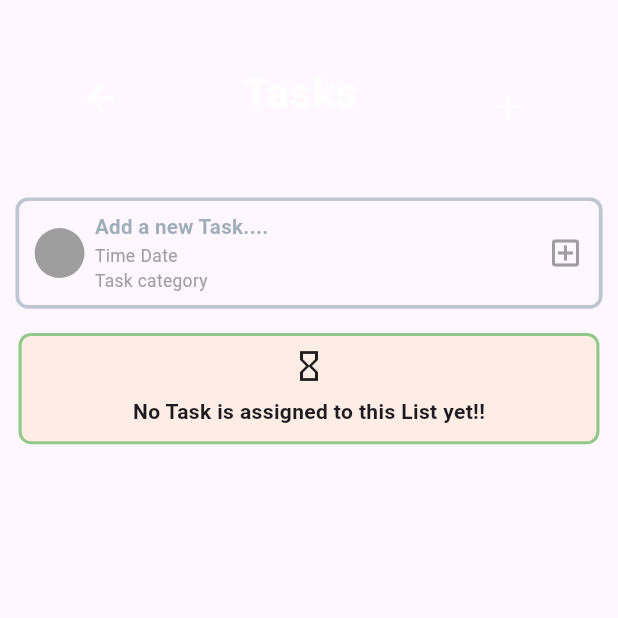
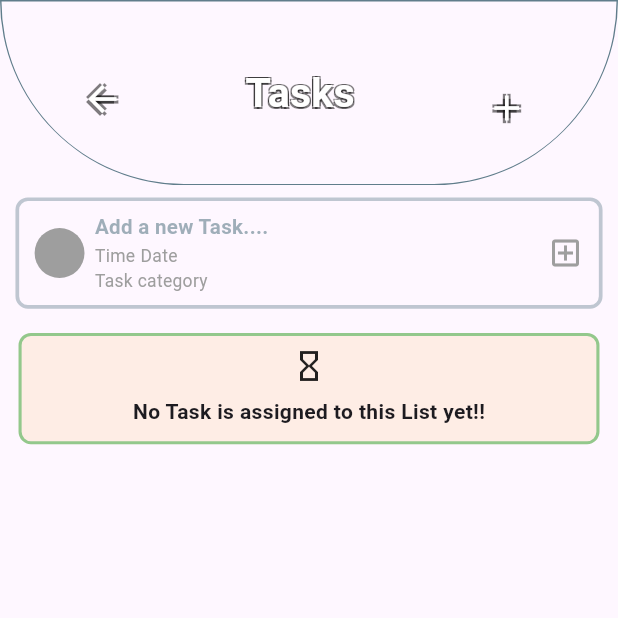
Before and after one commit to RizoanHossainRishad/TaskPlanner-flutter, a Flutter app: the task_screen screen opened directly with empty values, on a phone screen of 412 x 824 dp, the top half of it. Run offline on Flutter 3.47's test engine with Material 3 defaults, Android fonts, the phone set to English and light mode, and no system bars; our stand-ins replace dotted_border, flutter_colorpicker, sqflite; accounts and stored records are empty.

Commit message:
Task UI finalization

```diff
--- a/lib/screens/task_screen.dart
+++ b/lib/screens/task_screen.dart
@@ -197,6 +197,9 @@ class _task_screenState extends State<task_screen> {
       flexibleSpace: FlexibleSpaceBar(
         background: Container(
           decoration: BoxDecoration(
+            border: BoxBorder.all(
+              color: Colors.blueGrey
+            ),
             borderRadius: BorderRadius.only(
               bottomRight: Radius.circular(
                 MediaQuery.of(context).size.height * 0.2,
@@ -214,10 +217,6 @@ class _task_screenState extends State<task_screen> {
               ],
             ),
           ),
-         /* child: CustomPaint(
-            painter: CurvedHeaderPainter(widget.color!),
-            child: Container(),
-          ),*/
           child:  Padding(
             padding: EdgeInsets.all( MediaQuery.of(context).size.width*0.1 ),
             child: Row(
@@ -227,11 +226,37 @@ class _task_screenState extends State<task_screen> {
                 Container(
                   padding: EdgeInsets.all(2),
                   child: IconButton(
+                    style: ButtonStyle(
+                    ),
                     onPressed: () {
                       Navigator.of(context).pop(true);
                       setState(() {});
                     },
-                    icon: Icon(Icons.arrow_back, color: Colors.white, size: 28),
+                    icon: Icon(Icons.arrow_back, color: Colors.white, size: 28,
+                      shadows: [
+                        Shadow(
+                          // bottomLeft
+                          offset: Offset(-1.5, -1.5),
+                          color: Colors.black.withOpacity(0.5),
+                        ),
+                        Shadow(
+                          // bottomRight
+                          offset: Offset(1.5, -1.5),
+                          color: Colors.black.withOpacity(0.5),
+                        ),
+                        Shadow(
+                          // topRight
+                          offset: Offset(1.5, 1.5),
+                          color: Colors.black.withOpacity(0.5),
+                        ),
+                        Shadow(
+                          // topLeft
+                          offset: Offset(-1.5, 1.5),
+                          color: Colors.black.withOpacity(0.5),
+                        ),
+                      ],
+
+                    ),
                   ),
                 ),
                 FittedBox(
@@ -242,11 +267,15 @@ class _task_screenState extends State<task_screen> {
                       color: Colors.white,
                       fontWeight: FontWeight.bold,
                       fontSize: MediaQuery.of(context).size.width * 0.1,
+                      shadows: shadowStyleBold(),
                     ),
                   ),
                 ),
                 // Add button
                 Container(
+                  decoration: BoxDecoration(
+
+                  ),
                   padding: EdgeInsets.all(8),
                   child: IconButton(
                     onPressed: () async {
@@ -259,7 +288,29 @@ class _task_screenState extends State<task_screen> {
                         setState(() {});
                       }
                     },
-                    icon: Icon(Icons.add, color: Colors.white, size: 28),
+                    icon: Icon(Icons.add, color: Colors.white, size: 28,shadows: [
+                      Shadow(
+                        // bottomLeft
+                        offset: Offset(-1.5, -1.5),
+                        color: Colors.black.withOpacity(0.5),
+                      ),
+                      Shadow(
+                        // bottomRight
+                        offset: Offset(1.5, -1.5),
+                        color: Colors.black.withOpacity(0.5),
+                      ),
+                      Shadow(
+                        // topRight
+                        offset: Offset(1.5, 1.5),
+                        color: Colors.black.withOpacity(0.5),
+                      ),
+                      Shadow(
+                        // topLeft
+                        offset: Offset(-1.5, 1.5),
+                        color: Colors.black.withOpacity(0.5),
+                      ),
+                    ],
+                    ),
                   ),
                 ),
               ],
@@ -315,3 +366,28 @@ class CurvedHeaderPainter extends CustomPainter {
   @override
   bool shouldRepaint(covariant CustomPainter oldDelegate) => false;
 }
+
+List<Shadow> shadowStyleBold() {
+  return [
+    Shadow(
+      // bottomLeft
+      offset: Offset(-1.5, -1.5),
+      color: Colors.black.withOpacity(0.5),
+    ),
+    Shadow(
+      // bottomRight
+      offset: Offset(1.5, -1.5),
+      color: Colors.black.withOpacity(0.5),
+    ),
+    Shadow(
+      // topRight
+      offset: Offset(1.5, 1.5),
+      color: Colors.black.withOpacity(0.5),
+    ),
+    Shadow(
+      // topLeft
+      offset: Offset(-1.5, 1.5),
+      color: Colors.black.withOpacity(0.5),
+    ),
+  ];
+}
```
